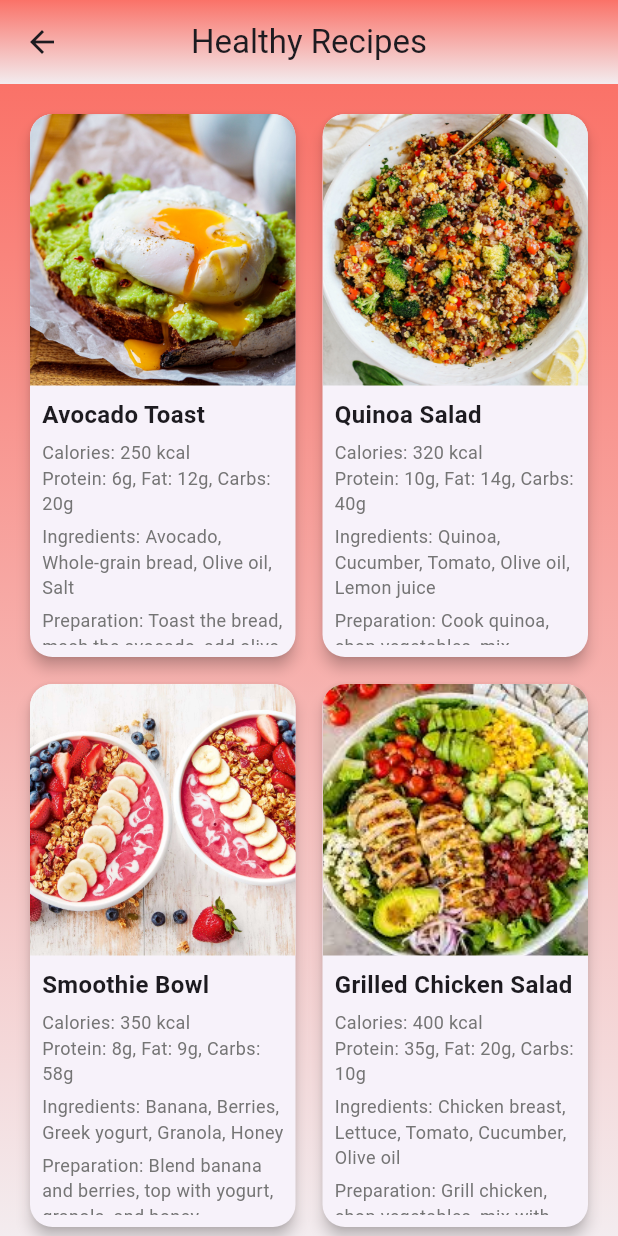
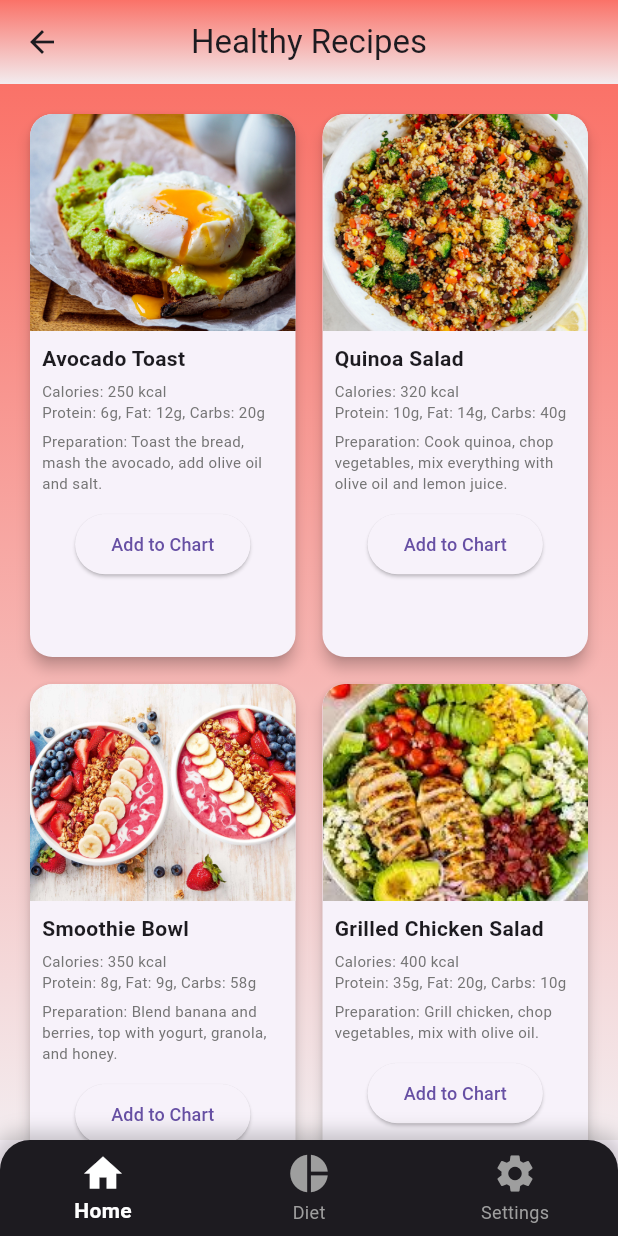
Before and after one commit to lsolaez/Project1_Mobile, a Flutter app: the HomeScreen screen opened by its route, on a phone screen of 412 x 824 dp. Run offline on Flutter 3.47's test engine with Material 3 defaults, Android fonts, the phone set to English and light mode, and no system bars; our stand-ins replace get.

Commit message:
Added dynamic nutrition tracking functionality and UI updates.
- Implemented reactive charts (proteins, calories, and carbs) in the Diet screen using GetX controller.
- Created a ConsumptionDialog for user input to manually update consumption values.
- Updated home screen to dynamically reflect recipe recommendations and implemented buttons to update nutrition data.
- Fixed layout issues (overflow in cards, app bar duplication).
- Enhanced UX by removing redundant app bars and improving card proportions for better readability.
- General UI improvements (scrolling in diet screen, button placements, and app bar fixes).

```diff
--- /dev/null
+++ b/lib/Controllers/DietController.dart
@@ -0,0 +1,20 @@
+import 'package:get/get.dart';
+
+class DietController extends GetxController {
+  // Rx variables for reactive behavior
+  RxDouble totalCalories = 0.0.obs;
+  RxDouble totalProteins = 0.0.obs;
+  RxDouble totalCarbs = 0.0.obs;
+
+  // Máximos diarios para el ejemplo
+  final double maxCalories = 2000;
+  final double maxProteins = 100;
+  final double maxCarbs = 300;
+
+  // Función para añadir valores a las gráficas
+  void addToChart(double calories, double proteins, double carbs) {
+    totalCalories.value += calories;
+    totalProteins.value += proteins;
+    totalCarbs.value += carbs;
+  }
+}
--- a/lib/main.dart
+++ b/lib/main.dart
@@ -16,7 +16,7 @@ class MyApp extends StatelessWidget {
       initialRoute: '/',
       routes: {
         '/': (context) => const GetStartedScreen(),
-        '/home': (context) => HomeScreen(),  // Pantalla Home definida
+        '/home': (context) => const HomeScreen(),  // Pantalla Home definida
       },
     );
   }
--- a/lib/screens/home.dart
+++ b/lib/screens/home.dart
@@ -1,12 +1,114 @@
 import 'package:flutter/material.dart';
+import 'package:get/get.dart';
+import 'package:project1/Controllers/DietController.dart';
+import 'package:project1/screens/diet_screen.dart';
 
-class HomeScreen extends StatelessWidget {
+class HomeScreen extends StatefulWidget {
+  const HomeScreen({super.key});
+
+  @override
+  // ignore: library_private_types_in_public_api
+  _HomeScreenState createState() => _HomeScreenState();
+}
+
+class _HomeScreenState extends State<HomeScreen> {
+  int _selectedIndex = 0;
+
+  final List<Widget> _screens = [
+    HomeContent(),
+    const DietScreen(), // Pantalla de Dieta
+    const Text('Settings Screen'),
+  ];
+
+  final List<String> _titles = [
+    'Healthy Recipes', // Título para la pantalla de inicio
+    'Diet Tracker',    // Título para la pantalla de dieta
+    'Settings',        // Título para la pantalla de configuración
+  ];
+
+  void _onItemTapped(int index) {
+    setState(() {
+      _selectedIndex = index;
+    });
+  }
+
+  @override
+  Widget build(BuildContext context) {
+    return Scaffold(
+      appBar: AppBar(
+        title: Text(_titles[_selectedIndex]), // Cambiar el título dinámicamente
+        centerTitle: true,
+        backgroundColor: Colors.transparent,
+        elevation: 0,
+        flexibleSpace: Container(
+          decoration: const BoxDecoration(
+            gradient: LinearGradient(
+              colors: [
+                Color(0xFFFA7268), // Color degradado superior
+                Color(0xFFF3ECEF), // Color degradado inferior
+              ],
+              begin: Alignment.topCenter,
+              end: Alignment.bottomCenter,
+            ),
+          ),
+        ),
+      ),
+      body: _screens[_selectedIndex], // Cargar la pantalla seleccionada
+      bottomNavigationBar: Container(
+        decoration: BoxDecoration(
+          color: const Color(0xFF1D1B20), // Color de fondo de la barra (negro/gris oscuro)
+          borderRadius: const BorderRadius.only(
+            topLeft: Radius.circular(20),
+            topRight: Radius.circular(20),
+          ),
+          boxShadow: [
+            BoxShadow(
+              color: Colors.black.withOpacity(0.2),
+              spreadRadius: 5,
+              blurRadius: 10,
+            ),
+          ],
+        ),
+        child: BottomNavigationBar(
+          currentIndex: _selectedIndex,
+          onTap: _onItemTapped,
+          backgroundColor: Colors.transparent,
+          elevation: 0,
+          type: BottomNavigationBarType.fixed,
+          selectedItemColor: Colors.white,
+          unselectedItemColor: Colors.grey,
+          showUnselectedLabels: true,
+          selectedLabelStyle: const TextStyle(color: Colors.white, fontWeight: FontWeight.bold),
+          unselectedLabelStyle: const TextStyle(color: Colors.grey),
+          items: const [
+            BottomNavigationBarItem(
+              icon: Icon(Icons.home, size: 30),
+              label: 'Home',
+            ),
+            BottomNavigationBarItem(
+              icon: Icon(Icons.pie_chart, size: 30),
+              label: 'Diet',
+            ),
+            BottomNavigationBarItem(
+              icon: Icon(Icons.settings, size: 30),
+              label: 'Settings',
+            ),
+          ],
+        ),
+      ),
+    );
+  }
+}
+
+class HomeContent extends StatelessWidget {
+  final DietController dietController = Get.put(DietController());
   final List<Recipe> recipes = [
     Recipe(
       title: 'Avocado Toast',
       image: 'assets/imagenes/avocado_toast.jpg',
       ingredients: 'Avocado, Whole-grain bread, Olive oil, Salt',
-      preparation: 'Toast the bread, mash the avocado, add olive oil and salt.',
+      preparation:
+          'Toast the bread, mash the avocado, add olive oil and salt.',
       calories: 250,
       protein: 6,
       fat: 12,
@@ -16,7 +118,8 @@ class HomeScreen extends StatelessWidget {
       title: 'Quinoa Salad',
       image: 'assets/imagenes/quinoa_salad.jpg',
       ingredients: 'Quinoa, Cucumber, Tomato, Olive oil, Lemon juice',
-      preparation: 'Cook quinoa, chop vegetables, mix everything with olive oil and lemon juice.',
+      preparation:
+          'Cook quinoa, chop vegetables, mix everything with olive oil and lemon juice.',
       calories: 320,
       protein: 10,
       fat: 14,
@@ -26,7 +129,8 @@ class HomeScreen extends StatelessWidget {
       title: 'Smoothie Bowl',
       image: 'assets/imagenes/smoothie_bowl.jpg',
       ingredients: 'Banana, Berries, Greek yogurt, Granola, Honey',
-      preparation: 'Blend banana and berries, top with yogurt, granola, and honey.',
+      preparation:
+          'Blend banana and berries, top with yogurt, granola, and honey.',
       calories: 350,
       protein: 8,
       fat: 9,
@@ -56,7 +160,8 @@ class HomeScreen extends StatelessWidget {
       title: 'Overnight Oats',
       image: 'assets/imagenes/Overnight-Oats.jpg',
       ingredients: 'Oats, Almond milk, Chia seeds, Berries, Honey',
-      preparation: 'Mix oats, milk, chia seeds, refrigerate overnight, top with berries and honey.',
+      preparation:
+          'Mix oats, milk, chia seeds, refrigerate overnight, top with berries and honey.',
       calories: 280,
       protein: 8,
       fat: 5,
@@ -64,30 +169,11 @@ class HomeScreen extends StatelessWidget {
     ),
   ];
 
-  HomeScreen({super.key});
+  HomeContent({super.key});
 
   @override
   Widget build(BuildContext context) {
-    return Scaffold(
-      appBar: AppBar(
-        title: const Text('Healthy Recipes'),
-        centerTitle: true,
-        backgroundColor: Colors.transparent,
-        elevation: 0,
-        flexibleSpace: Container(
-          decoration: const BoxDecoration(
-            gradient: LinearGradient(
-              colors: [
-                Color(0xFFFA7268), // Color degradado superior
-                Color(0xFFF3ECEF), // Color degradado inferior
-              ],
-              begin: Alignment.topCenter,
-              end: Alignment.bottomCenter,
-            ),
-          ),
-        ),
-      ),
-      body: Container(
+    return Container(
       decoration: const BoxDecoration(
         gradient: LinearGradient(
           colors: [
@@ -105,16 +191,16 @@ class HomeScreen extends StatelessWidget {
             physics: const NeverScrollableScrollPhysics(),
             shrinkWrap: true,
             gridDelegate: const SliverGridDelegateWithFixedCrossAxisCount(
-                crossAxisCount: 2, // 2 columnas
+              crossAxisCount: 2,
               crossAxisSpacing: 10,
               mainAxisSpacing: 10,
-                childAspectRatio: 0.5, // Ajustar la proporción para hacer las cartas más grandes
+              childAspectRatio: 0.5,
             ),
             itemCount: recipes.length,
             itemBuilder: (context, index) {
-                return RecipeCard(recipe: recipes[index]);
+              return RecipeCard(
+                  recipe: recipes[index], dietController: dietController);
             },
-            ),
           ),
         ),
       ),
@@ -146,8 +232,9 @@ class Recipe {
 
 class RecipeCard extends StatelessWidget {
   final Recipe recipe;
+  final DietController dietController;
 
-  const RecipeCard({super.key, required this.recipe});
+  const RecipeCard({super.key, required this.recipe, required this.dietController});
 
   @override
   Widget build(BuildContext context) {
@@ -159,9 +246,9 @@ class RecipeCard extends StatelessWidget {
       child: Column(
         crossAxisAlignment: CrossAxisAlignment.start,
         children: [
-          // Expanded para hacer que la imagen ocupe más espacio
+          // Reducimos el flex para que la imagen no ocupe tanto espacio
           Expanded(
-            flex: 2,
+            flex: 2, // Reducir el flex de la imagen
             child: ClipRRect(
               borderRadius: const BorderRadius.vertical(top: Radius.circular(15)),
               child: Image.asset(
@@ -171,9 +258,9 @@ class RecipeCard extends StatelessWidget {
               ),
             ),
           ),
-          // Expanded para el contenido de texto
+          // Aumentamos el flex para el contenido y lo hacemos scrolleable
           Expanded(
-            flex: 2,
+            flex: 3, // Aumentar el flex para el contenido
             child: Padding(
               padding: const EdgeInsets.all(8.0),
               child: SingleChildScrollView(
@@ -183,7 +270,7 @@ class RecipeCard extends StatelessWidget {
                     Text(
                       recipe.title,
                       style: const TextStyle(
-                        fontSize: 16,
+                        fontSize: 14, // Tamaño de texto ajustado
                         fontWeight: FontWeight.bold,
                       ),
                     ),
@@ -191,22 +278,14 @@ class RecipeCard extends StatelessWidget {
                     Text(
                       'Calories: ${recipe.calories} kcal',
                       style: TextStyle(
-                        fontSize: 12,
+                        fontSize: 10, // Tamaño de texto reducido
                         color: Colors.grey[600],
                       ),
                     ),
                     Text(
                       'Protein: ${recipe.protein}g, Fat: ${recipe.fat}g, Carbs: ${recipe.carbs}g',
                       style: TextStyle(
-                        fontSize: 12,
-                        color: Colors.grey[600],
-                      ),
-                    ),
-                    const SizedBox(height: 5),
-                    Text(
-                      'Ingredients: ${recipe.ingredients}',
-                      style: TextStyle(
-                        fontSize: 12,
+                        fontSize: 10, // Tamaño de texto reducido
                         color: Colors.grey[600],
                       ),
                     ),
@@ -214,8 +293,21 @@ class RecipeCard extends StatelessWidget {
                     Text(
                       'Preparation: ${recipe.preparation}',
                       style: TextStyle(
-                        fontSize: 12,
+                        fontSize: 10, // Tamaño de texto reducido
                         color: Colors.grey[600],
+                      ),
+                    ),
+                    const SizedBox(height: 10),
+                    Center(
+                      child: ElevatedButton(
+                        onPressed: () {
+                          dietController.addToChart(recipe.calories.toDouble(),
+                              recipe.protein.toDouble(), recipe.carbs.toDouble());
+                        },
+                        child: const Text(
+                          'Add to Chart',
+                          style: TextStyle(fontSize: 12), // Ajuste del tamaño del botón
+                        ),
                       ),
                     ),
                   ],
--- a/pubspec.yaml
+++ b/pubspec.yaml
@@ -28,8 +28,12 @@ environment:
 # the latest version available on pub.dev. To see which dependencies have newer
 # versions available, run `flutter pub outdated`.
 dependencies:
+  fl_chart: ^0.40.6
+  get: ^4.6.5
+
   flutter:
     sdk: flutter
+
 
 
   # The following adds the Cupertino Icons font to your application.
```
Also changed, not shown: lib/screens/diet_screen.dart (added, +106 -0 lines), lib/widgets/ConsumptionDialog.dart (added, +69 -0 lines), pubspec.lock. Lines whose indentation alone changed are shown as unchanged.
